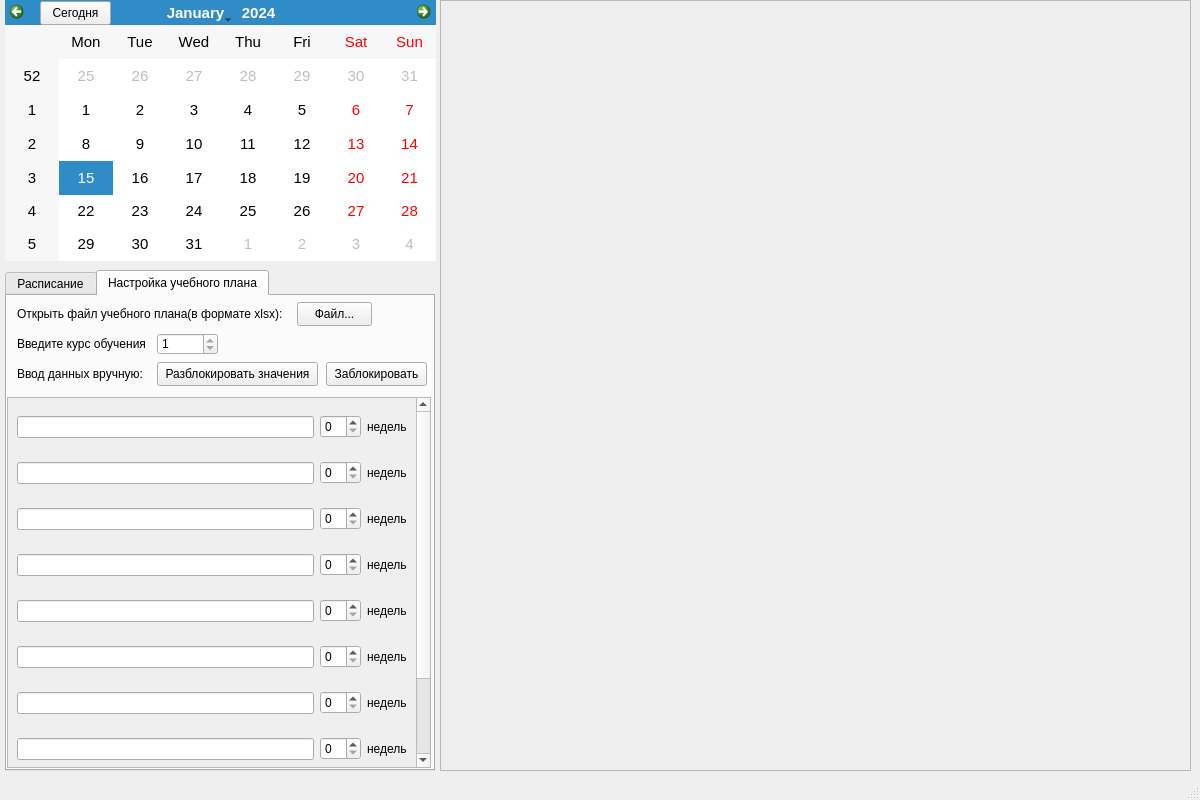
This is main.ui in LeonidBevz/ScheduleApp as Qt 5 draws it before an edit. The edited form follows.
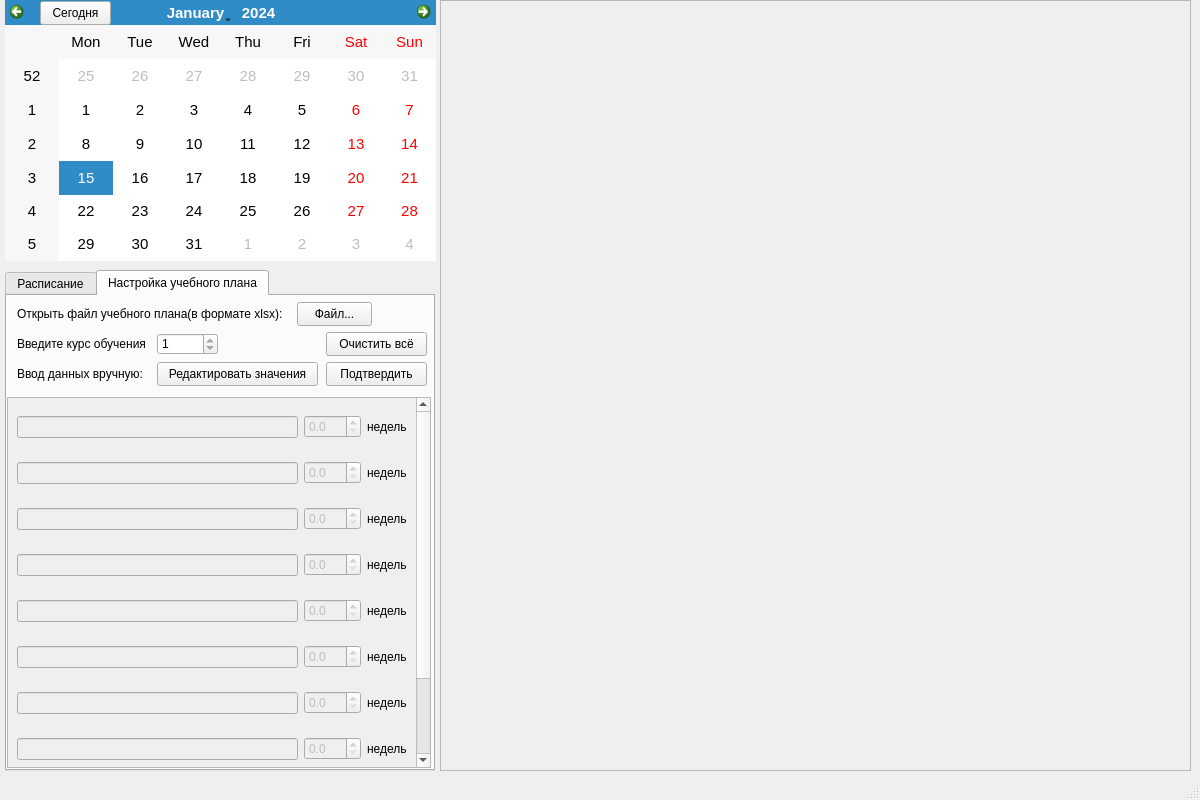
This is the edited form.

Commit message: Добавлена возможность загружать и редактировать учебный план, добавлено выделение учебного плана на календаре, исправлены баги

The edit to the form file:
```diff
--- a/main.ui
+++ b/main.ui
@@ -335,18 +335,20 @@
        <property name="geometry">
         <rect>
          <x>0</x>
-         <y>-123</y>
+         <y>0</y>
          <width>405</width>
-         <height>492</height>
+         <height>494</height>
         </rect>
        </property>
        <layout class="QVBoxLayout" name="verticalLayout">
         <item>
+         <layout class="QVBoxLayout" name="verticalPlanLayout">
+          <item>
          <layout class="QHBoxLayout" name="horizontalLayout">
           <item>
            <widget class="QLineEdit" name="lineEdit0">
             <property name="enabled">
-             <bool>true</bool>
+               <bool>false</bool>
             </property>
             <property name="sizePolicy">
              <sizepolicy hsizetype="Expanding" vsizetype="Fixed">
@@ -363,7 +365,20 @@
            </widget>
           </item>
           <item>
-           <widget class="QSpinBox" name="spinBox0"/>
+             <widget class="QDoubleSpinBox" name="dspinBox0">
+              <property name="enabled">
+               <bool>false</bool>
+              </property>
+              <property name="decimals">
+               <number>1</number>
+              </property>
+              <property name="singleStep">
+               <double>0.500000000000000</double>
+              </property>
+              <property name="stepType">
+               <enum>QAbstractSpinBox::DefaultStepType</enum>
+              </property>
+             </widget>
           </item>
           <item>
            <widget class="QLabel" name="label_3">
@@ -386,10 +401,27 @@
         <item>
          <layout class="QHBoxLayout" name="horizontalLayout_5">
           <item>
-           <widget class="QLineEdit" name="lineEdit1"/>
+             <widget class="QLineEdit" name="lineEdit1">
+              <property name="enabled">
+               <bool>false</bool>
+              </property>
+             </widget>
           </item>
           <item>
-           <widget class="QSpinBox" name="spinBox1"/>
+             <widget class="QDoubleSpinBox" name="dspinBox1">
+              <property name="enabled">
+               <bool>false</bool>
+              </property>
+              <property name="decimals">
+               <number>1</number>
+              </property>
+              <property name="singleStep">
+               <double>0.500000000000000</double>
+              </property>
+              <property name="stepType">
+               <enum>QAbstractSpinBox::DefaultStepType</enum>
+              </property>
+             </widget>
           </item>
           <item>
            <widget class="QLabel" name="label_7">
@@ -409,10 +441,27 @@
         <item>
          <layout class="QHBoxLayout" name="horizontalLayout_4">
           <item>
-           <widget class="QLineEdit" name="lineEdit2"/>
+             <widget class="QLineEdit" name="lineEdit2">
+              <property name="enabled">
+               <bool>false</bool>
+              </property>
+             </widget>
           </item>
           <item>
-           <widget class="QSpinBox" name="spinBox2"/>
+             <widget class="QDoubleSpinBox" name="dspinBox2">
+              <property name="enabled">
+               <bool>false</bool>
+              </property>
+              <property name="decimals">
+               <number>1</number>
+              </property>
+              <property name="singleStep">
+               <double>0.500000000000000</double>
+              </property>
+              <property name="stepType">
+               <enum>QAbstractSpinBox::DefaultStepType</enum>
+              </property>
+             </widget>
           </item>
           <item>
            <widget class="QLabel" name="label_6">
@@ -432,10 +481,27 @@
         <item>
          <layout class="QHBoxLayout" name="horizontalLayout_3">
           <item>
-           <widget class="QLineEdit" name="lineEdit3"/>
+             <widget class="QLineEdit" name="lineEdit3">
+              <property name="enabled">
+               <bool>false</bool>
+              </property>
+             </widget>
           </item>
           <item>
-           <widget class="QSpinBox" name="spinBox3"/>
+             <widget class="QDoubleSpinBox" name="dspinBox3">
+              <property name="enabled">
+               <bool>false</bool>
+              </property>
+              <property name="decimals">
+               <number>1</number>
+              </property>
+              <property name="singleStep">
+               <double>0.500000000000000</double>
+              </property>
+              <property name="stepType">
+               <enum>QAbstractSpinBox::DefaultStepType</enum>
+              </property>
+             </widget>
           </item>
           <item>
            <widget class="QLabel" name="label_5">
@@ -455,10 +521,27 @@
         <item>
          <layout class="QHBoxLayout" name="horizontalLayout_2">
           <item>
-           <widget class="QLineEdit" name="lineEdit4"/>
+             <widget class="QLineEdit" name="lineEdit4">
+              <property name="enabled">
+               <bool>false</bool>
+              </property>
+             </widget>
           </item>
           <item>
-           <widget class="QSpinBox" name="spinBox4"/>
+             <widget class="QDoubleSpinBox" name="dspinBox4">
+              <property name="enabled">
+               <bool>false</bool>
+              </property>
+              <property name="decimals">
+               <number>1</number>
+              </property>
+              <property name="singleStep">
+               <double>0.500000000000000</double>
+              </property>
+              <property name="stepType">
+               <enum>QAbstractSpinBox::DefaultStepType</enum>
+              </property>
+             </widget>
           </item>
           <item>
            <widget class="QLabel" name="label_4">
@@ -478,10 +561,27 @@
         <item>
          <layout class="QHBoxLayout" name="horizontalLayout_8">
           <item>
-           <widget class="QLineEdit" name="lineEdit5"/>
+             <widget class="QLineEdit" name="lineEdit5">
+              <property name="enabled">
+               <bool>false</bool>
+              </property>
+             </widget>
           </item>
           <item>
-           <widget class="QSpinBox" name="spinBox5"/>
+             <widget class="QDoubleSpinBox" name="dspinBox5">
+              <property name="enabled">
+               <bool>false</bool>
+              </property>
+              <property name="decimals">
+               <number>1</number>
+              </property>
+              <property name="singleStep">
+               <double>0.500000000000000</double>
+              </property>
+              <property name="stepType">
+               <enum>QAbstractSpinBox::DefaultStepType</enum>
+              </property>
+             </widget>
           </item>
           <item>
            <widget class="QLabel" name="label_10">
@@ -501,10 +601,27 @@
         <item>
          <layout class="QHBoxLayout" name="horizontalLayout_7">
           <item>
-           <widget class="QLineEdit" name="lineEdit6"/>
+             <widget class="QLineEdit" name="lineEdit6">
+              <property name="enabled">
+               <bool>false</bool>
+              </property>
+             </widget>
           </item>
           <item>
-           <widget class="QSpinBox" name="spinBox6"/>
+             <widget class="QDoubleSpinBox" name="dspinBox6">
+              <property name="enabled">
+               <bool>false</bool>
+              </property>
+              <property name="decimals">
+               <number>1</number>
+              </property>
+              <property name="singleStep">
+               <double>0.500000000000000</double>
+              </property>
+              <property name="stepType">
+               <enum>QAbstractSpinBox::DefaultStepType</enum>
+              </property>
+             </widget>
           </item>
           <item>
            <widget class="QLabel" name="label_9">
@@ -524,10 +641,27 @@
         <item>
          <layout class="QHBoxLayout" name="horizontalLayout_6">
           <item>
-           <widget class="QLineEdit" name="lineEdit7"/>
+             <widget class="QLineEdit" name="lineEdit7">
+              <property name="enabled">
+               <bool>false</bool>
+              </property>
+             </widget>
           </item>
           <item>
-           <widget class="QSpinBox" name="spinBox7"/>
+             <widget class="QDoubleSpinBox" name="dspinBox7">
+              <property name="enabled">
+               <bool>false</bool>
+              </property>
+              <property name="decimals">
+               <number>1</number>
+              </property>
+              <property name="singleStep">
+               <double>0.500000000000000</double>
+              </property>
+              <property name="stepType">
+               <enum>QAbstractSpinBox::DefaultStepType</enum>
+              </property>
+             </widget>
           </item>
           <item>
            <widget class="QLabel" name="label_8">
@@ -591,6 +725,8 @@
          </layout>
         </item>
        </layout>
+        </item>
+       </layout>
       </widget>
      </widget>
      <widget class="QLabel" name="label">
@@ -648,22 +784,22 @@
        <number>1</number>
       </property>
      </widget>
-     <widget class="QPushButton" name="blockValues">
-      <property name="geometry">
-       <rect>
-        <x>150</x>
-        <y>66</y>
-        <width>161</width>
-        <height>24</height>
-       </rect>
-      </property>
-      <property name="text">
-       <string>Разблокировать значения</string>
-      </property>
-     </widget>
      <widget class="QPushButton" name="unblockValues">
       <property name="geometry">
        <rect>
+        <x>150</x>
+        <y>66</y>
+        <width>161</width>
+        <height>24</height>
+       </rect>
+      </property>
+      <property name="text">
+       <string>Редактировать значения</string>
+      </property>
+     </widget>
+     <widget class="QPushButton" name="blockValues">
+      <property name="geometry">
+       <rect>
         <x>319</x>
         <y>66</y>
         <width>101</width>
@@ -671,7 +807,7 @@
        </rect>
       </property>
       <property name="text">
-       <string>Заблокировать</string>
+       <string>Подтвердить</string>
       </property>
      </widget>
      <widget class="QLabel" name="label_11">
@@ -687,6 +823,19 @@
        <string>Ввод данных вручную:</string>
       </property>
      </widget>
+     <widget class="QPushButton" name="clearAllButton">
+      <property name="geometry">
+       <rect>
+        <x>319</x>
+        <y>36</y>
+        <width>101</width>
+        <height>24</height>
+       </rect>
+      </property>
+      <property name="text">
+       <string>Очистить всё</string>
+      </property>
+     </widget>
     </widget>
    </widget>
    <zorder>scrollArea</zorder>
```
Left out of the diff: 42 changed lines with no effect on the pictures. Lines whose indentation alone changed are shown as unchanged. The commit also changes 12 other files.
